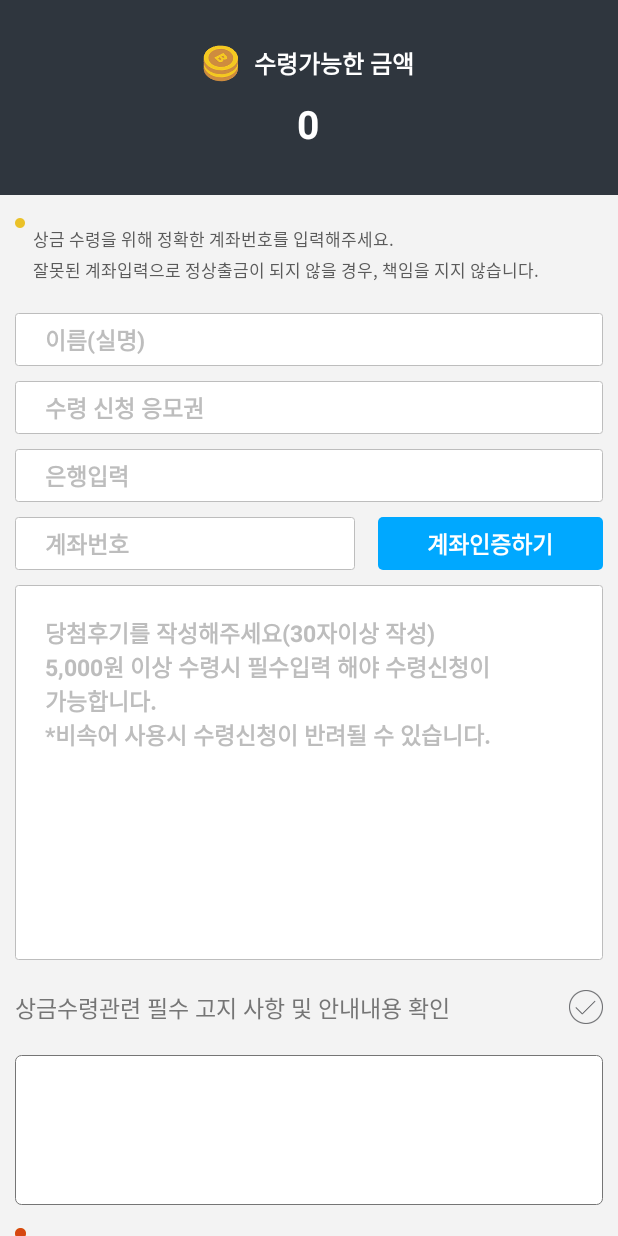
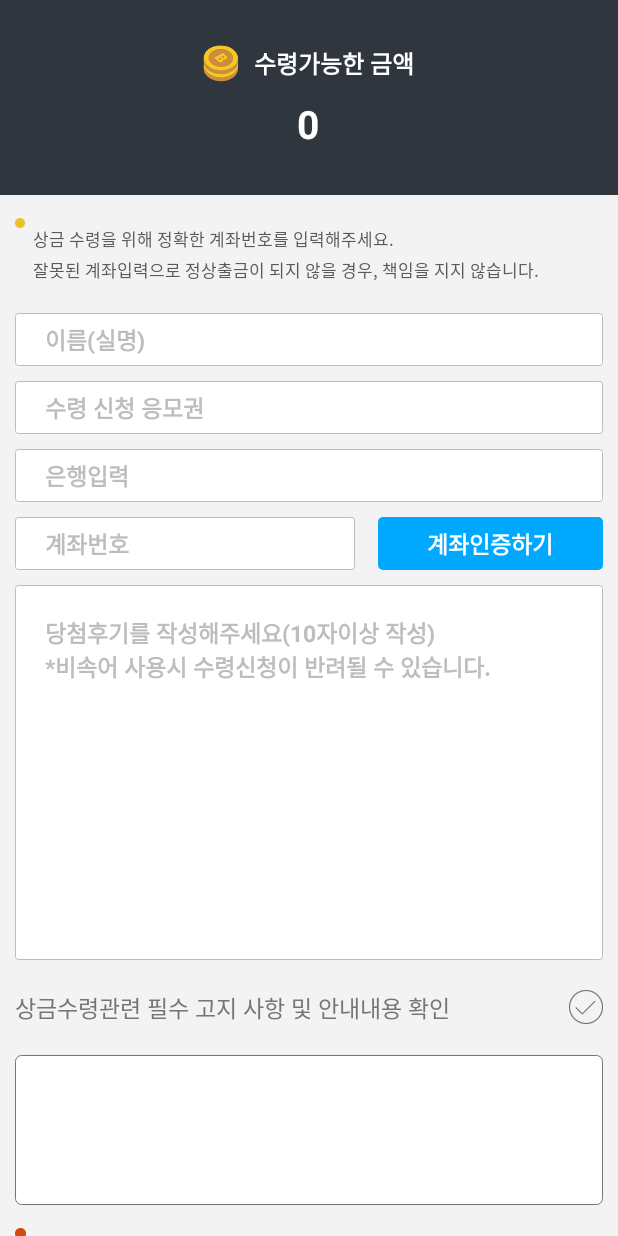
Before and after one commit to wjddntjr555w/benepicture_android_Final, an Android app: the fragment TakeRewardReqtakeFragment placed in its activity, on a phone screen of 412 x 824 dp. Run offline under Robolectric (Android 15) with nearby library versions, the phone set to English and light mode, and no system bars; our stand-ins replace ButterKnife, CircleImageView; libraries missing offline, so code that uses them is left out: com.kakao.kakaolink, com.kakao.message, com.kakao.network, com.kakao.util, com.yanzhenjie.album; network calls fail; pictures from the network do not load; 2 statements that could not run were skipped.

Commit message:
1.0.4.9 update reward comment

```diff
--- a/app/src/main/res/values/strings.xml
+++ b/app/src/main/res/values/strings.xml
@@ -49,7 +49,7 @@
     <string name="str_id_hint">ID를 입력해주세요.</string>
     <string name="str_pwd_hint">비밀번호를 입력해주세요.</string>
 
-    <string name="review_write_comment">당첨후기를 작성해주세요(30자이상 작성)\n5,000원 이상 수령시 필수입력 해야 수령신청이 \n가능합니다.\n*비속어 사용시 수령신청이 반려될 수 있습니다.</string>
+    <string name="review_write_comment">당첨후기를 작성해주세요(10자이상 작성)\n*비속어 사용시 수령신청이 반려될 수 있습니다.</string>
 
     <string-array name="bank">
         <item>국민은행</item>
--- a/build.gradle
+++ b/build.gradle
@@ -33,7 +33,7 @@ allprojects {
         versionMajor = 1
         versionMinor = 0
         versionPatch = 4
-        versionBuild = 8
+        versionBuild = 11
     }
 }
 
```
Also changed, not shown: 421 other files.
